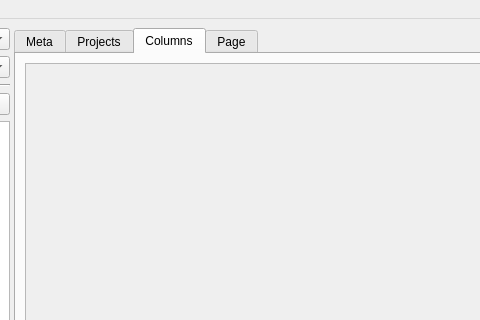
Qt form lib/layout_main.ui (elansegarra/ArDa) before a commit; both pictures show x 526 to 1006 and y 0 to 320 of the 1187 by 868 pixel window.
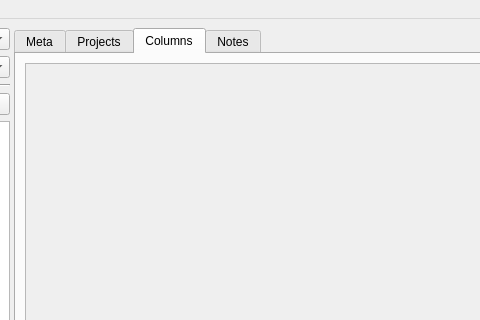
The same form after that commit. The open tabs and pages were chosen to show the change.

The edit to the form file:
```diff
--- a/lib/layout_main.ui
+++ b/lib/layout_main.ui
@@ -954,7 +954,7 @@
        </widget>
        <widget class="QWidget" name="tab">
         <attribute name="title">
-         <string>Page</string>
+         <string>Notes</string>
         </attribute>
         <layout class="QVBoxLayout" name="verticalLayout_7">
          <item>
```
Left out of the diff: 8 changed lines with no effect on the pictures.
